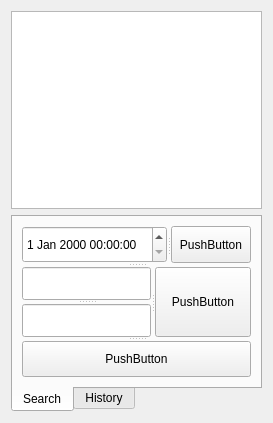
Above: widgets/qt_widgets/TrainListWidget.ui from xiaomailong/track_runner before the change. Below: the same form after it.
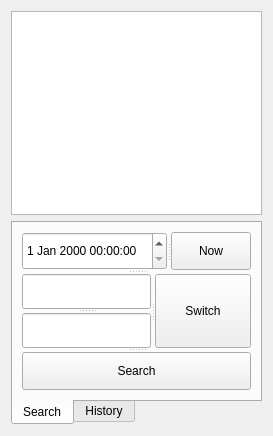
That is the form after the change.

What changed in the file:
```diff
--- a/widgets/qt_widgets/TrainListWidget.ui
+++ b/widgets/qt_widgets/TrainListWidget.ui
@@ -7,7 +7,7 @@
     <x>0</x>
     <y>0</y>
     <width>257</width>
-    <height>423</height>
+    <height>436</height>
    </rect>
   </property>
   <property name="windowTitle">
@@ -46,7 +46,7 @@
            <widget class="QDateTimeEdit" name="dateTimeEdit"/>
            <widget class="QPushButton" name="pushButton_3">
             <property name="text">
-             <string>PushButton</string>
+             <string>Now</string>
             </property>
            </widget>
           </widget>
@@ -63,14 +63,14 @@
            </widget>
            <widget class="QPushButton" name="pushButton_2">
             <property name="text">
-             <string>PushButton</string>
+             <string>Switch</string>
             </property>
            </widget>
           </widget>
          </widget>
          <widget class="QPushButton" name="pushButton">
           <property name="text">
-           <string>PushButton</string>
+           <string>Search</string>
           </property>
          </widget>
         </widget>
```
Left out of the diff: 14 changed lines with no effect on the pictures.
